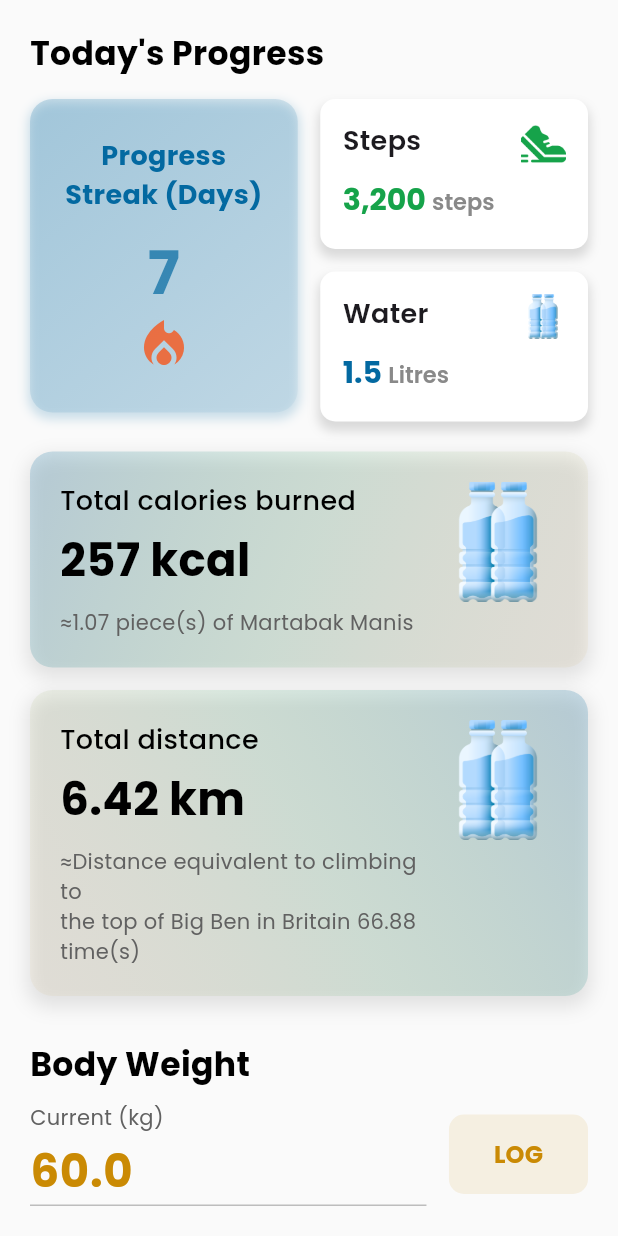
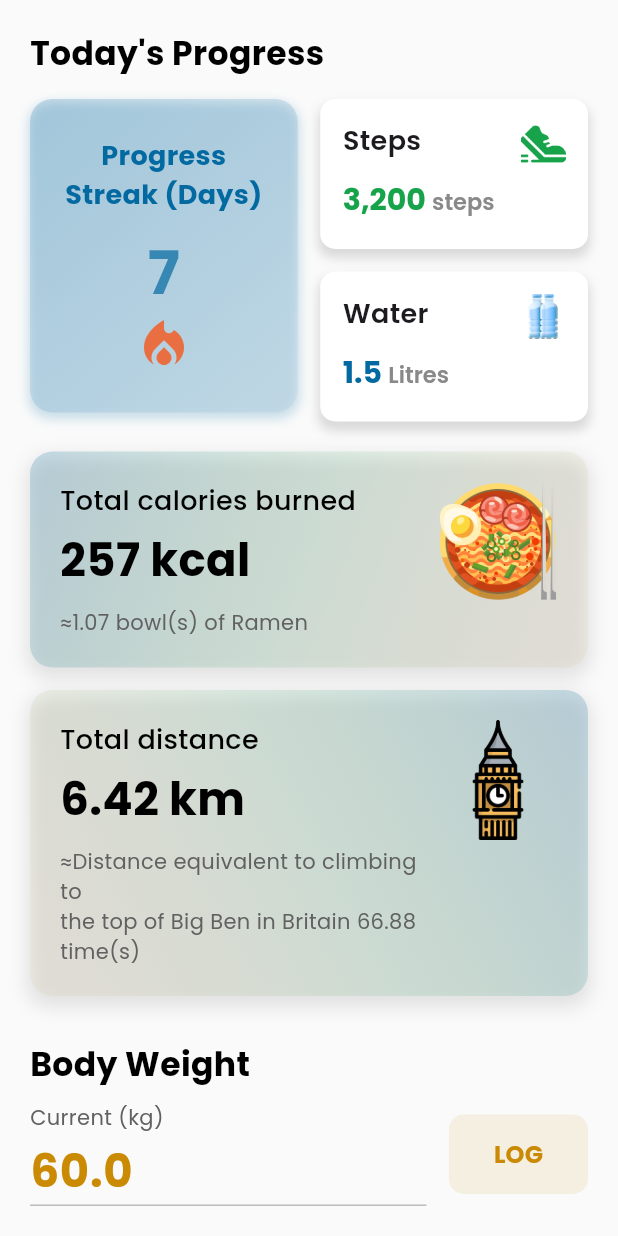
Before and after one commit to evelyn-zhan/cinnamon-health-app, a Flutter app: the ProgressTrackerScreen screen opened directly, on a phone screen of 412 x 824 dp. Run offline on Flutter 3.47's test engine with Material 3 defaults, Android fonts, the phone set to English and light mode, and no system bars; our stand-ins replace fl_chart, google_fonts.

Commit message:
Membuat Progress Screen v.2.1 (Menambahkan beberapa aset images & mengupdate beberapa baris kode)

```diff
--- a/lib/components/info_card.dart
+++ b/lib/components/info_card.dart
@@ -1,5 +1,3 @@
-// lib/widgets/info_card.dart
-
 import 'package:flutter/material.dart';
 import 'package:google_fonts/google_fonts.dart';
 
@@ -8,7 +6,7 @@ class InfoCard extends StatelessWidget {
   final String value;
   final String comparisonText;
   final String imageAsset;
-  final List<Color> gradientColors; // Menggunakan List<Color> untuk gradien
+  final List<Color> gradientColors;
   final Alignment beginGradient;
   final Alignment endGradient;
   final Color textColor;
@@ -21,8 +19,8 @@ class InfoCard extends StatelessWidget {
     required this.comparisonText,
     required this.imageAsset,
     required this.gradientColors,
-    this.beginGradient = Alignment.topLeft, // Default top-left
-    this.endGradient = Alignment.bottomRight, // Default bottom-right
+    this.beginGradient = Alignment.topLeft,
+    this.endGradient = Alignment.bottomRight,
     required this.textColor,
     required this.comparisonTextColor,
   }) : super(key: key);
--- a/lib/screens/progress.dart
+++ b/lib/screens/progress.dart
@@ -1,5 +1,3 @@
-// lib/screens/progress_tracker_screen.dart
-
 import 'package:flutter/material.dart';
 import 'package:fl_chart/fl_chart.dart';
 import 'package:health_mobile_app/components/exercise_card.dart';
@@ -21,7 +19,6 @@ class _ProgressTrackerScreenState extends State<ProgressTrackerScreen> {
   @override
   void initState() {
     super.initState();
-    // Menginisialisasi teks controller dengan berat badan saat ini dari provider
     _weightController.text =
         Provider.of<ProgressProvider>(context, listen: false)
             .currentWeight
@@ -39,20 +36,16 @@ class _ProgressTrackerScreenState extends State<ProgressTrackerScreen> {
     final progressProvider = Provider.of<ProgressProvider>(context);
     final isDarkMode = Theme.of(context).brightness == Brightness.dark;
 
-    final Color fitnessColor = Color(0xFF0369A1); // Biru tua
-    final Color nutritionColor = Color(0xFF16A34A); // Hijau tua
-    final Color selfCareColor = Color(0xFFCA8A04); // Kuning/Coklat tua
+    final Color fitnessColor = Color(0xFF0369A1);
+    final Color nutritionColor = Color(0xFF16A34A);
+    final Color selfCareColor = Color(0xFFCA8A04);
 
-    // --- Data Dummy untuk InfoCard ---
-    // Anda bisa menggantinya dengan data nyata dari progressProvider jika sudah tersedia
     final double totalCaloriesBurned = 257.0;
-    final double martabakManisCalories =
-        240.0; // Kalori per 1 potong Martabak Manis (estimasi)
-    final double martabakEquivalent =
-        totalCaloriesBurned / martabakManisCalories;
+    final double ramenCalories = 240.0;
+    final double ramenEquivalent = totalCaloriesBurned / ramenCalories;
 
     final double totalDistanceKm = 6.42;
-    final double bigBenHeight = 0.096; // Tinggi Big Ben dalam km (96 meter)
+    final double bigBenHeight = 0.096;
     final double bigBenEquivalent = totalDistanceKm / bigBenHeight;
     // --- Akhir Data Dummy ---
 
@@ -161,20 +154,16 @@ class _ProgressTrackerScreenState extends State<ProgressTrackerScreen> {
                 ],
               ),
               SizedBox(height: 20),
-
-              // --- Widget InfoCard untuk Calories Burned (menggunakan gradien 3 warna) ---
               InfoCard(
                 title: 'Total calories burned',
                 value: '${totalCaloriesBurned.toStringAsFixed(0)} kcal',
                 comparisonText:
-                    '≈${martabakEquivalent.toStringAsFixed(2)} piece(s) of Martabak Manis',
-                imageAsset: 'assets/images/mineral-water.png',
+                    '≈${ramenEquivalent.toStringAsFixed(2)} bowl(s) of Ramen',
+                imageAsset: 'assets/images/ramen.png',
                 gradientColors: [
-                  fitnessColor.withOpacity(0.2), // Mulai dengan biru pudar
-                  nutritionColor
-                      .withOpacity(0.1), // Transisi ke hijau lebih pudar
-                  selfCareColor
-                      .withOpacity(0.05), // Berakhir dengan kuning sangat pudar
+                  fitnessColor.withOpacity(0.2),
+                  nutritionColor.withOpacity(0.1),
+                  selfCareColor.withOpacity(0.05),
                 ],
                 beginGradient: Alignment.topLeft,
                 endGradient: Alignment.bottomRight,
@@ -183,30 +172,24 @@ class _ProgressTrackerScreenState extends State<ProgressTrackerScreen> {
                     isDarkMode ? Colors.grey[400]! : Colors.grey[700]!,
               ),
               SizedBox(height: 15),
-              // --- Widget InfoCard untuk Total Distance (menggunakan gradien 3 warna) ---
               InfoCard(
                 title: 'Total distance',
                 value: '${totalDistanceKm.toStringAsFixed(2)} km',
-                // Teks perbandingan bisa dipecah baris secara manual jika terlalu panjang
                 comparisonText:
                     '≈Distance equivalent to climbing to\nthe top of Big Ben in Britain ${bigBenEquivalent.toStringAsFixed(2)} time(s)',
-                imageAsset: 'assets/images/mineral-water.png',
+                imageAsset: 'assets/images/big-ben.png',
                 gradientColors: [
-                  selfCareColor
-                      .withOpacity(0.05), // Mulai dengan kuning sangat pudar
-                  nutritionColor
-                      .withOpacity(0.1), // Transisi ke hijau lebih pudar
-                  fitnessColor.withOpacity(0.2), // Berakhir dengan biru pudar
+                  selfCareColor.withOpacity(0.05),
+                  nutritionColor.withOpacity(0.1),
+                  fitnessColor.withOpacity(0.2),
                 ],
-                beginGradient:
-                    Alignment.bottomLeft, // Contoh arah gradien berbeda
+                beginGradient: Alignment.bottomLeft,
                 endGradient: Alignment.topRight,
                 textColor: isDarkMode ? Colors.white : Colors.black,
                 comparisonTextColor:
                     isDarkMode ? Colors.grey[400]! : Colors.grey[700]!,
               ),
-              SizedBox(height: 30), // Spasi sebelum Body Weight
-
+              SizedBox(height: 30),
               Text(
                 'Body Weight',
                 style: GoogleFonts.poppins(
--- a/lib/utils/chart_data.dart
+++ b/lib/utils/chart_data.dart
@@ -1,5 +1,3 @@
-// utils/chart_data_helper.dart
-
 import 'package:fl_chart/fl_chart.dart';
 import 'package:flutter/material.dart';
 
@@ -12,7 +10,6 @@ LineChartData getWeightChartData(List<FlSpot> spots, List<String> dateLabels,
     minYValue = spots.map((e) => e.y).reduce((a, b) => a < b ? a : b);
     maxYValue = spots.map((e) => e.y).reduce((a, b) => a > b ? a : b);
   } else {
-    // Default values if no spots are available
     minYValue = 55;
     maxYValue = 65;
   }
```
Also changed, not shown: assets/images/big-ben.png (added), assets/images/ramen.png (added).
